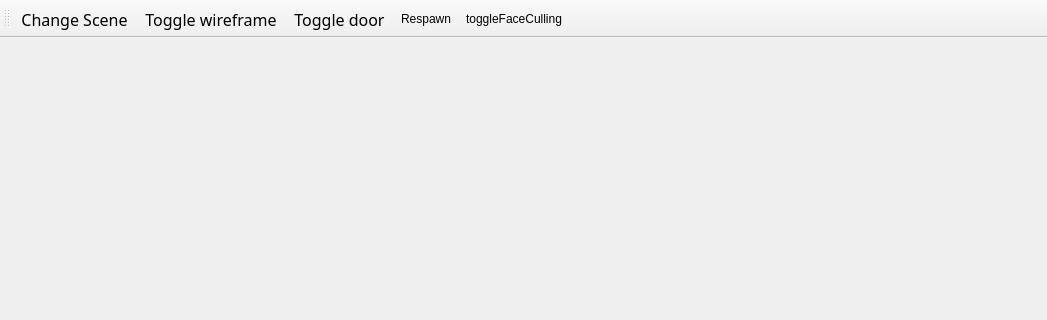
AnetteRana/VisSim, file mainwindow.ui: the form before one commit; both pictures show x 0 to 1047 and y 0 to 320 of the 1047 by 788 pixel window.
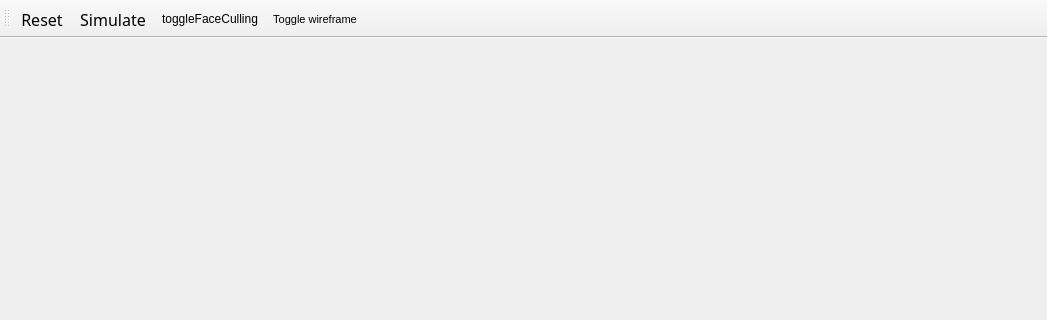
The form after the commit.

Commit message: simulate button

Patch:
```diff
--- a/mainwindow.ui
+++ b/mainwindow.ui
@@ -66,10 +66,9 @@
     <bool>false</bool>
    </attribute>
    <addaction name="changeScene"/>
-   <addaction name="actionwireframe"/>
    <addaction name="actiondoor"/>
-   <addaction name="actionRespawn"/>
    <addaction name="actiontoggleFaceCulling"/>
+   <addaction name="actionwireframe"/>
   </widget>
   <widget class="QStatusBar" name="statusBar"/>
   <action name="changeScene">
@@ -77,7 +76,7 @@
     <bool>false</bool>
    </property>
    <property name="text">
-    <string>Change Scene</string>
+    <string>Reset</string>
    </property>
    <property name="font">
     <font>
@@ -95,8 +94,8 @@
    </property>
    <property name="font">
     <font>
-     <family>X-Files</family>
-     <pointsize>12</pointsize>
+     <family>MS Shell Dlg 2</family>
+     <pointsize>8</pointsize>
      <weight>50</weight>
      <bold>false</bold>
     </font>
@@ -110,7 +109,7 @@
   </action>
   <action name="actiondoor">
    <property name="text">
-    <string>Toggle door</string>
+    <string>Simulate</string>
    </property>
    <property name="font">
     <font>
@@ -122,11 +121,6 @@
     <bool>true</bool>
    </property>
   </action>
-  <action name="actionRespawn">
-   <property name="text">
-    <string>Respawn</string>
-   </property>
-  </action>
   <action name="actiontoggleFaceCulling">
    <property name="checkable">
     <bool>false</bool>
```
The commit also changes 4 other files.
